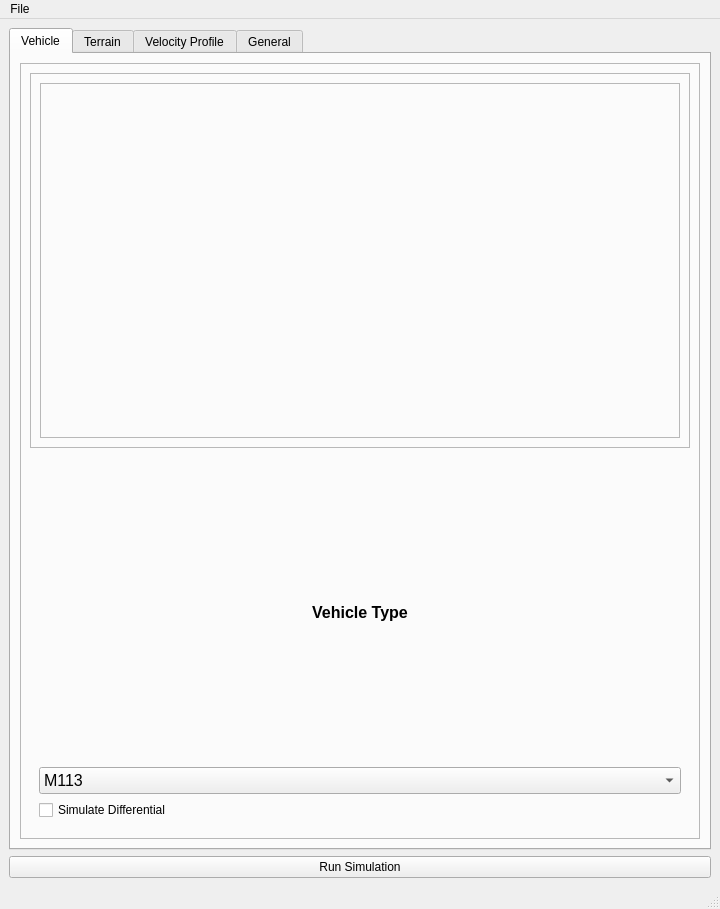
Above: gui/main_window.ui from bdemin/simGUI before the change. Below: the same form after it.
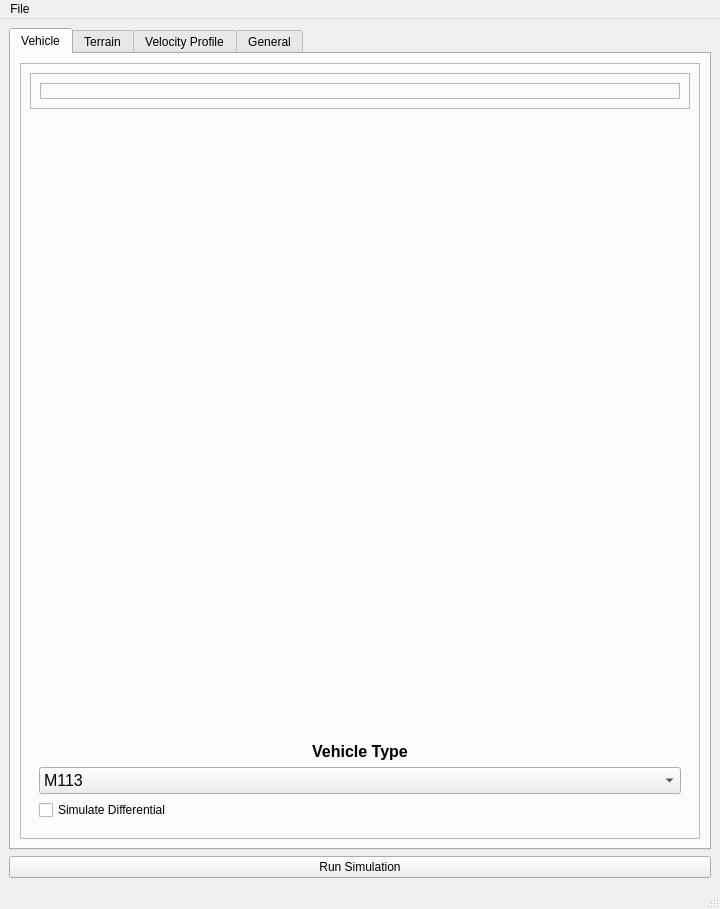
That is the form after the change. Icons and pictures are not drawn.

Diff of the .ui file:
```diff
--- a/gui/main_window.ui
+++ b/gui/main_window.ui
@@ -96,6 +96,19 @@
               <enum>QFrame::Raised</enum>
              </property>
              <layout class="QVBoxLayout" name="verticalLayout">
+              <item>
+               <spacer name="verticalSpacer_6">
+                <property name="orientation">
+                 <enum>Qt::Vertical</enum>
+                </property>
+                <property name="sizeHint" stdset="0">
+                 <size>
+                  <width>20</width>
+                  <height>40</height>
+                 </size>
+                </property>
+               </spacer>
+              </item>
               <item>
                <widget class="QLabel" name="labelVehicleType">
                 <property name="font">
```
Left out of the diff: 10 changed lines with no effect on the pictures.
